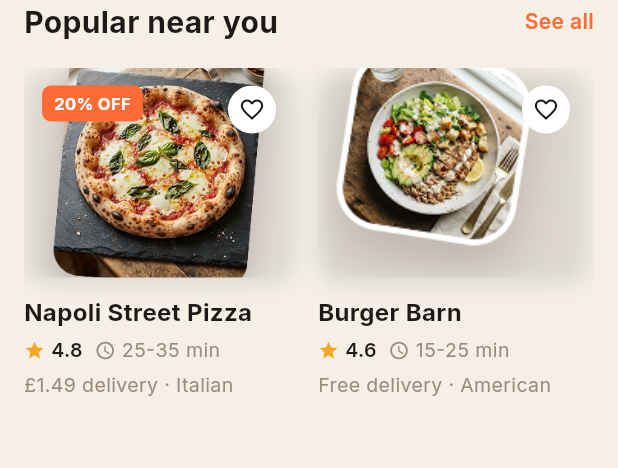
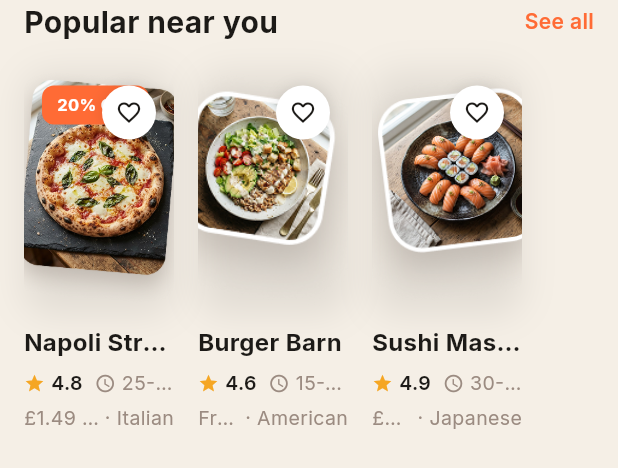
Before and after one commit to shujaatsunasra/munchies, a Flutter app: the _PopularSection widget shown alone on an empty page, opened directly with empty values, on a phone screen of 412 x 824 dp. Shown: the top 468 px of the screen. Run offline on Flutter 3.47's test engine with Material 3 defaults, Android fonts, the phone set to English and light mode, and no system bars; our stand-ins replace flutter_riverpod, riverpod_annotation.

Commit message:
Improve home screen layout

```diff
--- a/lib/features/home/views/home_view.dart
+++ b/lib/features/home/views/home_view.dart
@@ -17,10 +17,11 @@ class _HomeViewState extends State<HomeView> {
     return AppFrame(
       child: Scaffold(
         backgroundColor: AppColors.cream,
-        body: SafeArea(
-          child: Column(
-            children: [
-              Padding(
+        body: CustomScrollView(
+          physics: const BouncingScrollPhysics(),
+          slivers: [
+            SliverToBoxAdapter(
+              child: Padding(
                 padding: const EdgeInsets.fromLTRB(16, 16, 16, 0),
                 child: Column(
                   crossAxisAlignment: CrossAxisAlignment.start,
@@ -31,25 +32,24 @@ class _HomeViewState extends State<HomeView> {
                     const SizedBox(height: 16),
                     _PromoCard(),
                     const SizedBox(height: 24),
-                    _CategoriesSection(),
-                    const SizedBox(height: 24),
-                  ],
-                ),
-              ),
-              Expanded(
-                child: SingleChildScrollView(
-                  child: Column(
-                    children: [
-                      _PopularSection(onRestaurantTap: widget.onRestaurantTap),
-                      const SizedBox(height: 24),
-                      _OrderAgainSection(),
-                      const SizedBox(height: 100),
                   ],
                 ),
               ),
             ),
+            SliverToBoxAdapter(
+              child: Padding(
+                padding: const EdgeInsets.symmetric(horizontal: 16),
+                child: _CategoriesSection(),
+              ),
+            ),
+            const SliverToBoxAdapter(child: SizedBox(height: 24)),
+            SliverToBoxAdapter(
+              child: _PopularSection(onRestaurantTap: widget.onRestaurantTap),
+            ),
+            const SliverToBoxAdapter(child: SizedBox(height: 24)),
+            SliverToBoxAdapter(child: _OrderAgainSection()),
+            const SliverToBoxAdapter(child: SizedBox(height: 100)),
           ],
-          ),
         ),
         bottomNavigationBar: _BottomNav(),
       ),
@@ -160,7 +160,7 @@ class _PromoCard extends StatelessWidget {
   @override
   Widget build(BuildContext context) {
     return Container(
-      height: 110,
+      height: 135,
       decoration: BoxDecoration(
         gradient: LinearGradient(
           colors: [AppColors.orange, Color(0xFFFF8C5A)],
@@ -172,8 +172,12 @@ class _PromoCard extends StatelessWidget {
       child: Stack(
         children: [
           Padding(
-            padding: const EdgeInsets.all(20),
+            padding: const EdgeInsets.all(16),
             child: Column(
+              crossAxisAlignment: CrossAxisAlignment.start,
+              mainAxisAlignment: MainAxisAlignment.spaceBetween,
+              children: [
+                Column(
                   crossAxisAlignment: CrossAxisAlignment.start,
                   children: [
                     Container(
@@ -195,21 +199,22 @@ class _PromoCard extends StatelessWidget {
                         ),
                       ),
                     ),
-                const SizedBox(height: 8),
+                    const SizedBox(height: 6),
                     Text(
-                  '30% off your\nfirst order',
+                      '30% off\nfirst order',
                       style: AppText.inter(
-                    fontSize: 22,
+                        fontSize: 20,
                         fontWeight: FontWeight.w800,
                         color: Colors.white,
                         height: 1.2,
                       ),
                     ),
-                const Spacer(),
+                  ],
+                ),
                 Container(
                   padding: const EdgeInsets.symmetric(
                     horizontal: 12,
-                    vertical: 6,
+                    vertical: 5,
                   ),
                   decoration: BoxDecoration(
                     color: Colors.white,
@@ -218,7 +223,7 @@ class _PromoCard extends StatelessWidget {
                   child: Text(
                     'Use code MUNCH30',
                     style: AppText.inter(
-                      fontSize: 12,
+                      fontSize: 11,
                       fontWeight: FontWeight.w600,
                       color: AppColors.ink,
                     ),
@@ -279,9 +284,12 @@ class _CategoriesSection extends StatelessWidget {
           ],
         ),
         const SizedBox(height: 16),
-        SingleChildScrollView(
+        SizedBox(
+          height: 100,
+          child: ListView(
             scrollDirection: Axis.horizontal,
-          child: Row(
+            physics: const BouncingScrollPhysics(),
+            padding: EdgeInsets.zero,
             children: [
               _CategoryItem('Pizza', 'assets/photo-margherita.png'),
               _CategoryItem('Burgers', 'assets/photo-bowl.png'),
@@ -349,11 +357,11 @@ class _PopularSection extends StatelessWidget {
 
   @override
   Widget build(BuildContext context) {
-    return Padding(
+    return Column(
+      children: [
+        Padding(
           padding: const EdgeInsets.symmetric(horizontal: 16),
-      child: Column(
-        children: [
-          Row(
+          child: Row(
             mainAxisAlignment: MainAxisAlignment.spaceBetween,
             children: [
               Text(
@@ -374,10 +382,14 @@ class _PopularSection extends StatelessWidget {
               ),
             ],
           ),
+        ),
         const SizedBox(height: 16),
-          SingleChildScrollView(
+        SizedBox(
+          height: 280,
+          child: ListView(
             scrollDirection: Axis.horizontal,
-            child: Row(
+            physics: const BouncingScrollPhysics(),
+            padding: const EdgeInsets.symmetric(horizontal: 16),
             children: [
               _RestaurantCard(
                 name: 'Napoli Street Pizza',
@@ -398,11 +410,19 @@ class _PopularSection extends StatelessWidget {
                 image: 'assets/photo-bowl.png',
                 onTap: onRestaurantTap,
               ),
+              _RestaurantCard(
+                name: 'Sushi Master',
+                rating: '4.9',
+                time: '30-40 min',
+                delivery: '£2.49 delivery',
+                category: 'Japanese',
+                image: 'assets/photo-sushi.png',
+                onTap: onRestaurantTap,
+              ),
             ],
           ),
         ),
       ],
-      ),
     );
   }
 }
@@ -433,21 +453,23 @@ class _RestaurantCard extends StatelessWidget {
     return GestureDetector(
       onTap: onTap,
       child: Container(
-        width: 180,
+        width: 100,
         margin: const EdgeInsets.only(right: 16),
         child: Column(
           crossAxisAlignment: CrossAxisAlignment.start,
           children: [
             Stack(
               children: [
-                Container(
-                  height: 140,
+                Hero(
+                  tag: name,
+                  child: Container(
+                    height: 160,
                     decoration: BoxDecoration(
                       borderRadius: BorderRadius.circular(16),
                       boxShadow: [
                         BoxShadow(
-                        color: Colors.black.withValues(alpha: 0.1),
-                        blurRadius: 12,
+                          color: Colors.black.withValues(alpha: 0.08),
+                          blurRadius: 20,
                           offset: const Offset(0, 4),
                         ),
                       ],
@@ -461,18 +483,19 @@ class _RestaurantCard extends StatelessWidget {
                       ),
                     ),
                   ),
+                ),
                 if (discount != null)
                   Positioned(
                     top: 12,
                     left: 12,
                     child: Container(
                       padding: const EdgeInsets.symmetric(
-                        horizontal: 8,
-                        vertical: 4,
+                        horizontal: 10,
+                        vertical: 5,
                       ),
                       decoration: BoxDecoration(
                         color: AppColors.orange,
-                        borderRadius: BorderRadius.circular(6),
+                        borderRadius: BorderRadius.circular(8),
                       ),
                       child: Text(
                         discount!,
@@ -488,11 +511,17 @@ class _RestaurantCard extends StatelessWidget {
                   top: 12,
                   right: 12,
                   child: Container(
-                    width: 32,
-                    height: 32,
+                    width: 36,
+                    height: 36,
                     decoration: BoxDecoration(
                       color: Colors.white,
                       shape: BoxShape.circle,
+                      boxShadow: [
+                        BoxShadow(
+                          color: Colors.black.withValues(alpha: 0.1),
+                          blurRadius: 8,
+                        ),
+                      ],
                     ),
                     child: Icon(
                       Icons.favorite_border,
@@ -514,7 +543,7 @@ class _RestaurantCard extends StatelessWidget {
               maxLines: 1,
               overflow: TextOverflow.ellipsis,
             ),
-            const SizedBox(height: 4),
+            const SizedBox(height: 6),
             Row(
               children: [
                 Icon(Icons.star, size: 14, color: Color(0xFFF5A623)),
@@ -530,18 +559,24 @@ class _RestaurantCard extends StatelessWidget {
                 const SizedBox(width: 8),
                 Icon(Icons.access_time, size: 14, color: AppColors.muted),
                 const SizedBox(width: 4),
-                Text(
+                Expanded(
+                  child: Text(
                     time,
                     style: AppText.inter(fontSize: 13, color: AppColors.muted),
+                    overflow: TextOverflow.ellipsis,
+                  ),
                 ),
               ],
             ),
             const SizedBox(height: 4),
             Row(
               children: [
-                Text(
+                Expanded(
+                  child: Text(
                     delivery,
                     style: AppText.inter(fontSize: 13, color: AppColors.muted),
+                    overflow: TextOverflow.ellipsis,
+                  ),
                 ),
                 Text(
                   ' · ',
```
Lines whose indentation alone changed are shown as unchanged.
